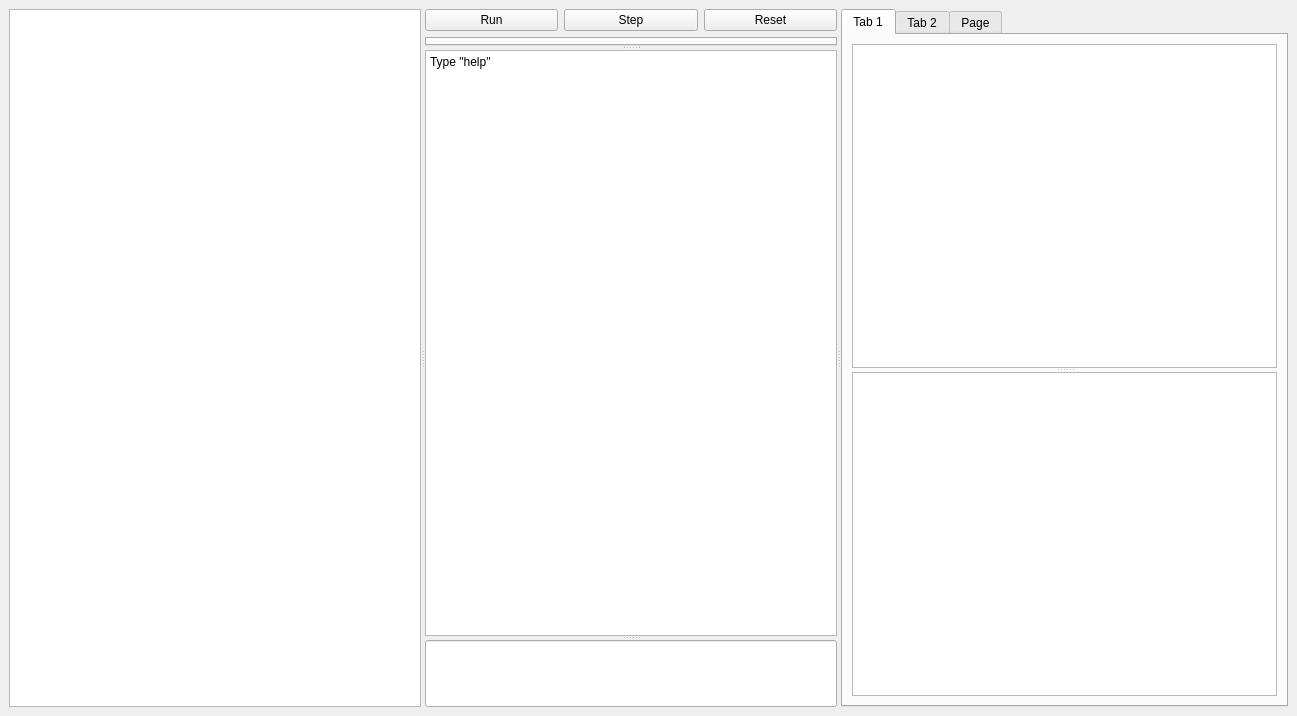
Old version of the form ui/mainwindow.ui in the repository godinhojoao/ProjetoPS.
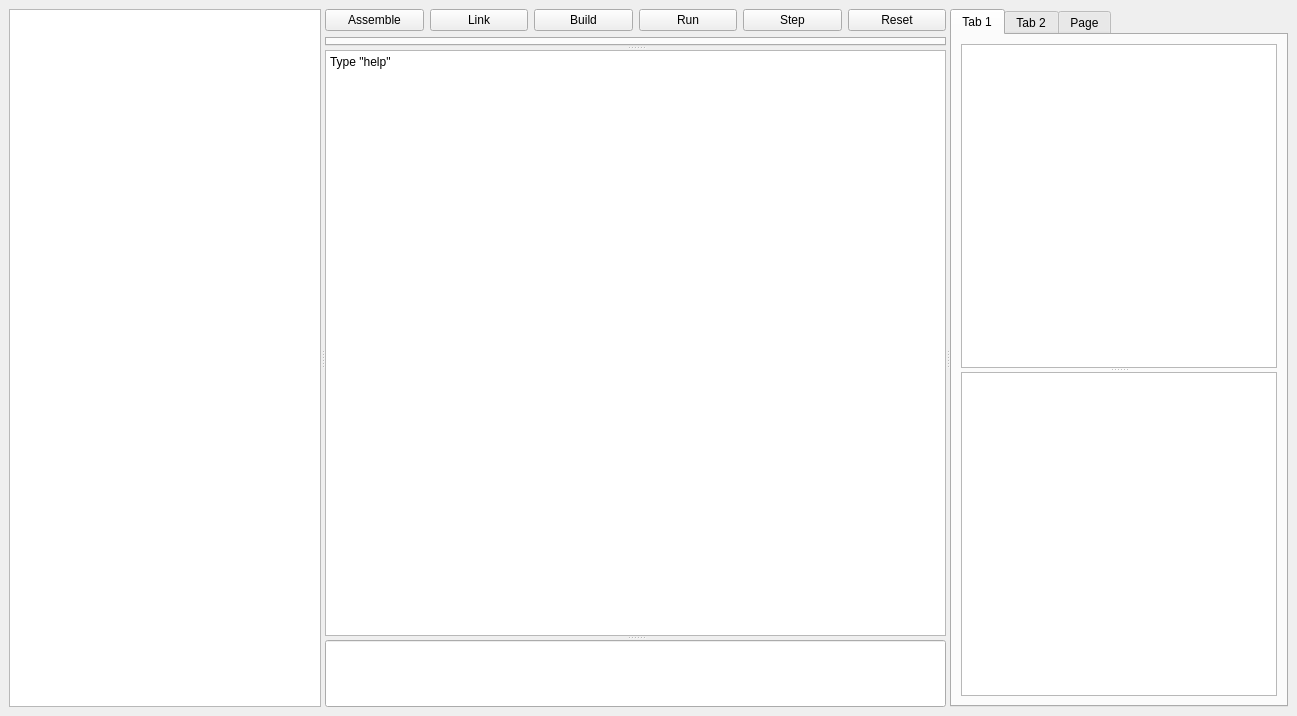
New version of the form.

Commit message: feat: run/step/reset buttons implementation

What changed in the file:
```diff
--- a/ui/mainwindow.ui
+++ b/ui/mainwindow.ui
@@ -25,6 +25,27 @@
        <layout class="QVBoxLayout" name="verticalLayout">
         <item>
          <layout class="QHBoxLayout" name="horizontalLayout">
+          <item>
+           <widget class="QPushButton" name="btnAssemble">
+            <property name="text">
+             <string>Assemble</string>
+            </property>
+           </widget>
+          </item>
+          <item>
+           <widget class="QPushButton" name="btnLink">
+            <property name="text">
+             <string>Link</string>
+            </property>
+           </widget>
+          </item>
+          <item>
+           <widget class="QPushButton" name="btnBuild">
+            <property name="text">
+             <string>Build</string>
+            </property>
+           </widget>
+          </item>
           <item>
            <widget class="QPushButton" name="btnRun">
             <property name="text">
```
The commit also changes 10 other files.
